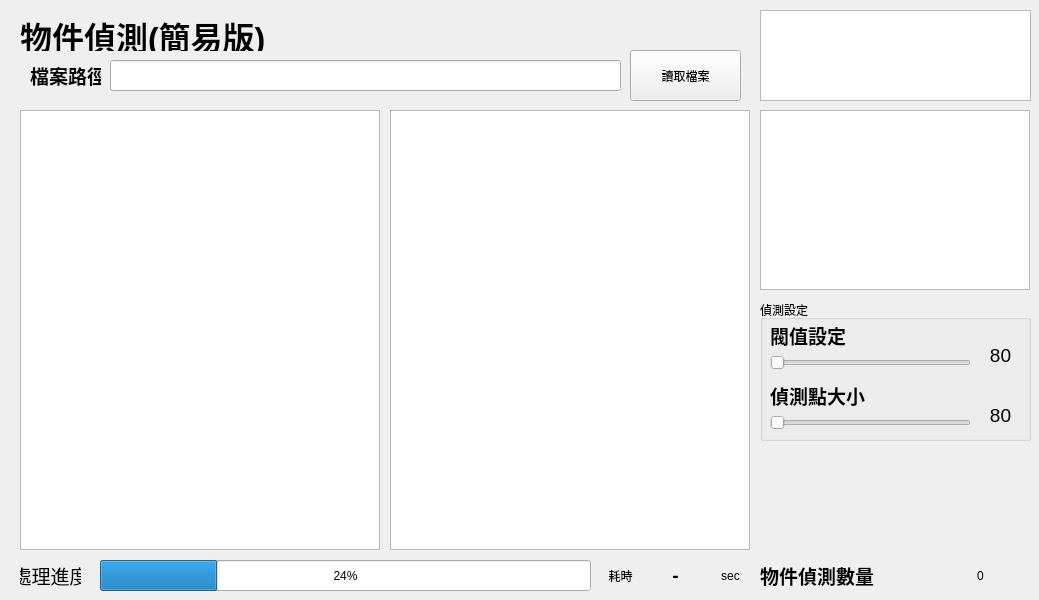
Above: QT_Image_object_detected/form.ui from JIK-JHONG/side_project before the change. Below: the same form after it.
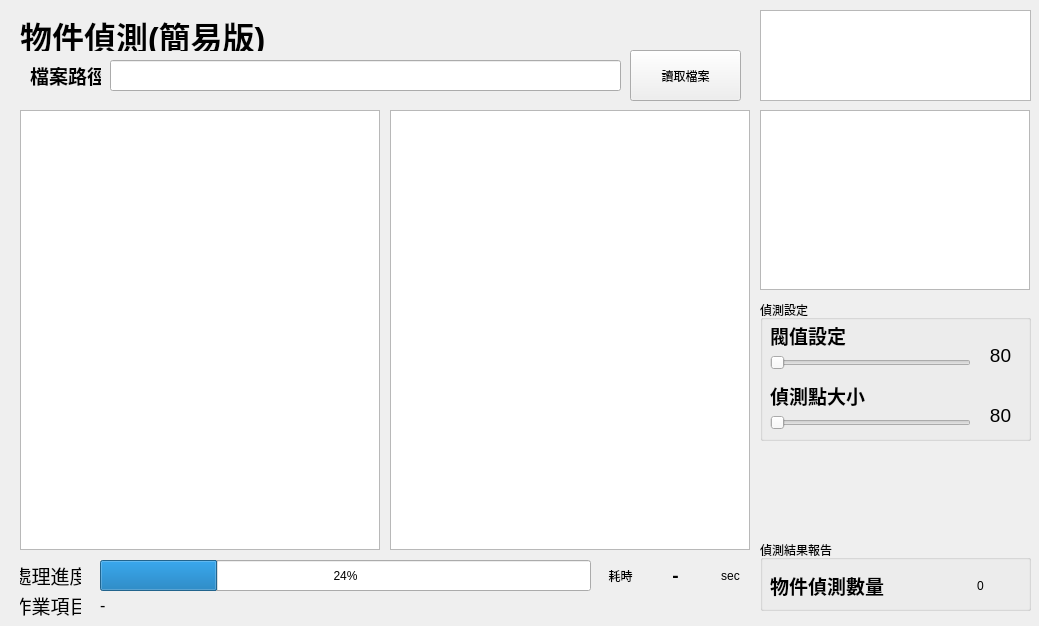
That is the form after the change. Icons and pictures are not drawn.

Diff of the .ui file:
```diff
--- a/QT_Image_object_detected/form.ui
+++ b/QT_Image_object_detected/form.ui
@@ -7,7 +7,7 @@
     <x>0</x>
     <y>0</y>
     <width>1039</width>
-    <height>600</height>
+    <height>626</height>
    </rect>
   </property>
   <property name="windowTitle">
@@ -158,41 +158,6 @@
     <set>Qt::AlignmentFlag::AlignCenter</set>
    </property>
   </widget>
-  <widget class="QLabel" name="label_6">
-   <property name="geometry">
-    <rect>
-     <x>760</x>
-     <y>560</y>
-     <width>181</width>
-     <height>31</height>
-    </rect>
-   </property>
-   <property name="font">
-    <font>
-     <pointsize>14</pointsize>
-     <bold>true</bold>
-    </font>
-   </property>
-   <property name="text">
-    <string>物件偵測數量</string>
-   </property>
-  </widget>
-  <widget class="QLabel" name="label_7">
-   <property name="geometry">
-    <rect>
-     <x>940</x>
-     <y>560</y>
-     <width>81</width>
-     <height>31</height>
-    </rect>
-   </property>
-   <property name="text">
-    <string>0</string>
-   </property>
-   <property name="alignment">
-    <set>Qt::AlignmentFlag::AlignCenter</set>
-   </property>
-  </widget>
   <widget class="QGroupBox" name="groupBox">
    <property name="geometry">
     <rect>
@@ -368,6 +333,96 @@
     <set>Qt::AlignmentFlag::AlignCenter</set>
    </property>
   </widget>
+  <widget class="QLabel" name="label_processing_item">
+   <property name="geometry">
+    <rect>
+     <x>100</x>
+     <y>590</y>
+     <width>641</width>
+     <height>31</height>
+    </rect>
+   </property>
+   <property name="font">
+    <font>
+     <pointsize>12</pointsize>
+     <italic>false</italic>
+    </font>
+   </property>
+   <property name="text">
+    <string>-</string>
+   </property>
+  </widget>
+  <widget class="QLabel" name="label_13">
+   <property name="geometry">
+    <rect>
+     <x>20</x>
+     <y>590</y>
+     <width>61</width>
+     <height>31</height>
+    </rect>
+   </property>
+   <property name="font">
+    <font>
+     <pointsize>14</pointsize>
+     <italic>false</italic>
+     <bold>false</bold>
+    </font>
+   </property>
+   <property name="text">
+    <string>作業項目</string>
+   </property>
+   <property name="alignment">
+    <set>Qt::AlignmentFlag::AlignCenter</set>
+   </property>
+  </widget>
+  <widget class="QGroupBox" name="groupBox_2">
+   <property name="geometry">
+    <rect>
+     <x>760</x>
+     <y>540</y>
+     <width>271</width>
+     <height>71</height>
+    </rect>
+   </property>
+   <property name="title">
+    <string>偵測結果報告</string>
+   </property>
+   <widget class="QLabel" name="label_6">
+    <property name="geometry">
+     <rect>
+      <x>10</x>
+      <y>30</y>
+      <width>181</width>
+      <height>31</height>
+     </rect>
+    </property>
+    <property name="font">
+     <font>
+      <pointsize>14</pointsize>
+      <bold>true</bold>
+     </font>
+    </property>
+    <property name="text">
+     <string>物件偵測數量</string>
+    </property>
+   </widget>
+   <widget class="QLabel" name="label_7">
+    <property name="geometry">
+     <rect>
+      <x>180</x>
+      <y>30</y>
+      <width>81</width>
+      <height>31</height>
+     </rect>
+    </property>
+    <property name="text">
+     <string>0</string>
+    </property>
+    <property name="alignment">
+     <set>Qt::AlignmentFlag::AlignCenter</set>
+    </property>
+   </widget>
+  </widget>
  </widget>
  <resources/>
  <connections/>
```
